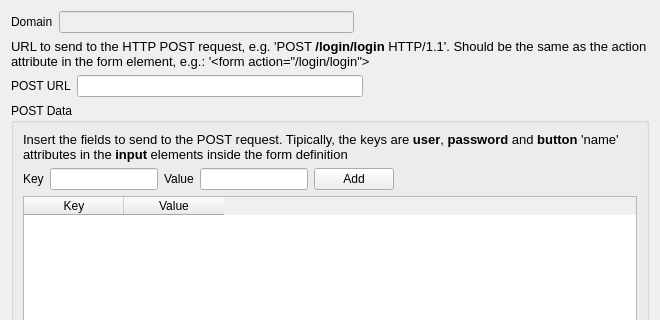
Above: src/ui/httppostwidgetui.ui from KDE/klinkstatus before the change; both pictures show x 0 to 660 and y 0 to 320 of the 660 by 591 pixel window. Below: the same form after it.
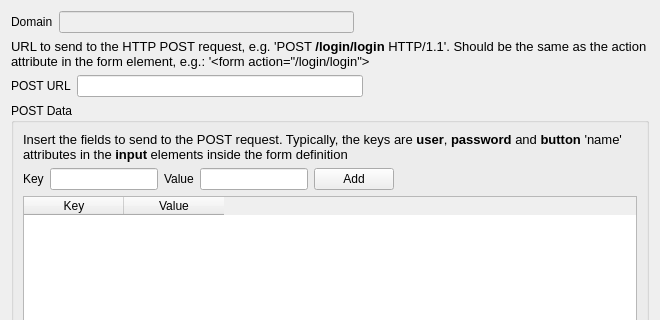
That is the form after the change. Custom widgets are drawn as their Qt base class.

Commit message: Proof-reading.

Patch:
```diff
--- a/src/ui/httppostwidgetui.ui
+++ b/src/ui/httppostwidgetui.ui
@@ -150,7 +150,7 @@
 &lt;html>&lt;head>&lt;meta name="qrichtext" content="1" />&lt;style type="text/css">
 p, li { white-space: pre-wrap; }
 &lt;/style>&lt;/head>&lt;body style=" font-family:'Sans Serif'; font-size:10pt; font-weight:400; font-style:normal;">
-&lt;p style=" margin-top:0px; margin-bottom:0px; margin-left:0px; margin-right:0px; -qt-block-indent:0; text-indent:0px;">Insert the fields to send to the POST request. Tipically, the keys are &lt;span style=" font-weight:600;">user&lt;/span>, &lt;span style=" font-weight:600;">password&lt;/span> and &lt;span style=" font-weight:600;">button&lt;/span> 'name' attributes in the &lt;span style=" font-weight:600;">input&lt;/span> elements inside the form definition&lt;/p>&lt;/body>&lt;/html></string>
+&lt;p style=" margin-top:0px; margin-bottom:0px; margin-left:0px; margin-right:0px; -qt-block-indent:0; text-indent:0px;">Insert the fields to send to the POST request. Typically, the keys are &lt;span style=" font-weight:600;">user&lt;/span>, &lt;span style=" font-weight:600;">password&lt;/span> and &lt;span style=" font-weight:600;">button&lt;/span> 'name' attributes in the &lt;span style=" font-weight:600;">input&lt;/span> elements inside the form definition&lt;/p>&lt;/body>&lt;/html></string>
         </property>
         <property name="scaledContents" >
          <bool>false</bool>
```
The commit also changes 2 other files.
